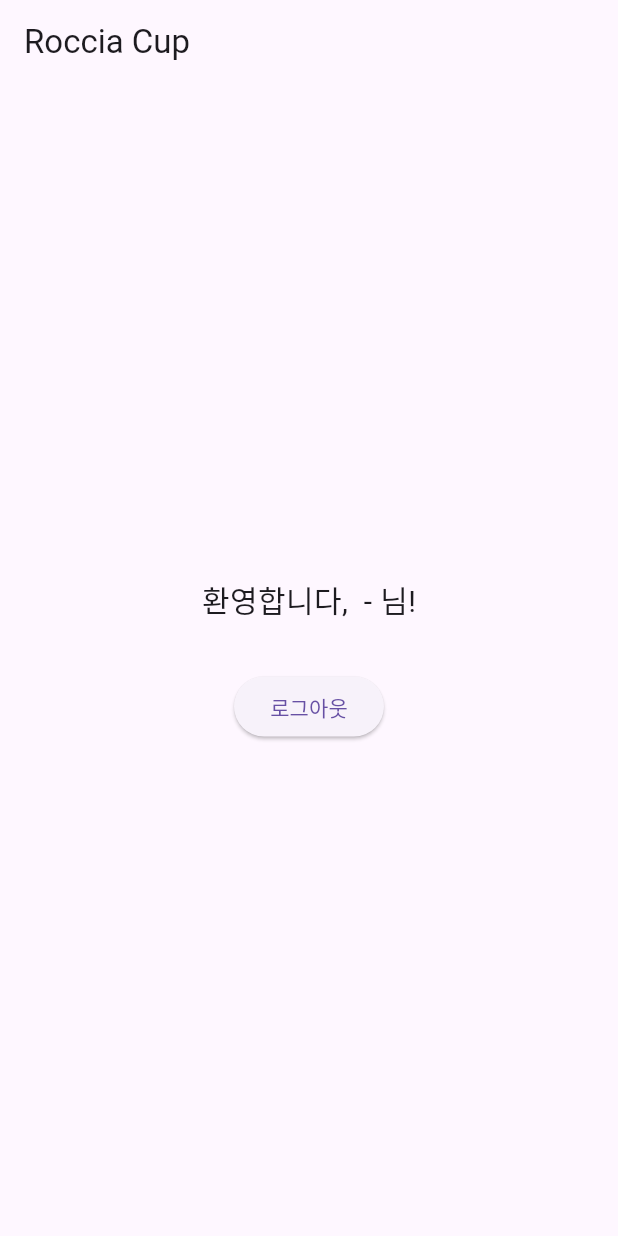
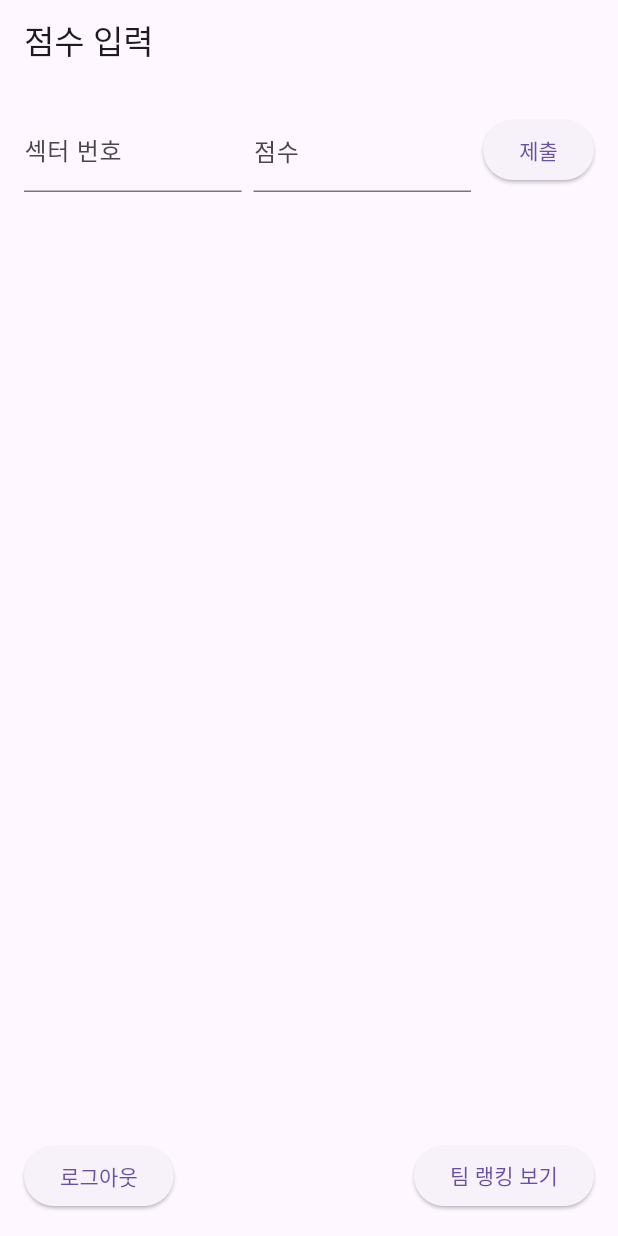
Before and after one commit to rmsckd1640/roccia_cup, a Flutter app: the HomeScreen screen opened directly, on a phone screen of 412 x 824 dp. Run offline on Flutter 3.47's test engine with Material 3 defaults, Android fonts, the phone set to English and light mode, and no system bars; our stand-ins replace shared_preferences; accounts and stored records are empty.

Commit message:
frontend: feat: 홈 화면 세팅

```diff
--- a/frontend/lib/screens/home_screen.dart
+++ b/frontend/lib/screens/home_screen.dart
@@ -2,20 +2,45 @@ import 'package:flutter/material.dart';
 import 'package:shared_preferences/shared_preferences.dart';
 import 'login_screen.dart';
 
-class HomeScreen extends StatelessWidget {
+class HomeScreen extends StatefulWidget {
   const HomeScreen({super.key});
 
-  Future<String> _getUserName() async {
-    final prefs = await SharedPreferences.getInstance();
-    final team = prefs.getString('teamName') ?? '';
-    final name = prefs.getString('userName') ?? '';
-    return '$team - $name';
+  @override
+  State<HomeScreen> createState() => _HomeScreenState();
+}
+
+class _HomeScreenState extends State<HomeScreen> {
+  final TextEditingController _sectorController = TextEditingController();
+  final TextEditingController _scoreController = TextEditingController();
+
+  List<Map<String, dynamic>> scoreList = [];
+
+  void _submitScore() {
+    final sector = _sectorController.text.trim();
+    final score = _scoreController.text.trim();
+
+    if (sector.isEmpty || score.isEmpty) return;
+
+    setState(() {
+      scoreList.add({
+        'sector': sector,
+        'score': score,
+      });
+    });
+
+    _sectorController.clear();
+    _scoreController.clear();
   }
 
-  void _logout(BuildContext context) async {
+  void _deleteScore(int index) {
+    setState(() {
+      scoreList.removeAt(index);
+    });
+  }
+
+  Future<void> _logout() async {
     final prefs = await SharedPreferences.getInstance();
-    await prefs.clear(); // 로그인 정보 삭제
-
+    await prefs.clear();
     Navigator.pushReplacement(
       context,
       MaterialPageRoute(builder: (_) => const LoginScreen()),
@@ -25,29 +50,67 @@ class HomeScreen extends StatelessWidget {
   @override
   Widget build(BuildContext context) {
     return Scaffold(
-      appBar: AppBar(title: const Text('Roccia Cup')),
-      body: Center(
-        child: FutureBuilder<String>(
-          future: _getUserName(),
-          builder: (context, snapshot) {
-            if (!snapshot.hasData) {
-              return const CircularProgressIndicator();
-            }
-            return Column(
-              mainAxisAlignment: MainAxisAlignment.center,
+      appBar: AppBar(title: const Text('점수 입력')),
+      body: Padding(
+        padding: const EdgeInsets.all(16),
+        child: Column(
+          children: [
+            Row(
               children: [
-                Text(
-                  '환영합니다, ${snapshot.data}님!',
-                  style: const TextStyle(fontSize: 20),
+                Expanded(
+                  child: TextField(
+                    controller: _sectorController,
+                    decoration: const InputDecoration(labelText: '섹터 번호'),
+                    keyboardType: TextInputType.number,
+                  ),
                 ),
-                const SizedBox(height: 32),
+                const SizedBox(width: 8),
+                Expanded(
+                  child: TextField(
+                    controller: _scoreController,
+                    decoration: const InputDecoration(labelText: '점수'),
+                    keyboardType: TextInputType.number,
+                  ),
+                ),
+                const SizedBox(width: 8),
                 ElevatedButton(
-                  onPressed: () => _logout(context),
+                  onPressed: _submitScore,
+                  child: const Text('제출'),
+                ),
+              ],
+            ),
+            const SizedBox(height: 24),
+            Expanded(
+              child: ListView.builder(
+                itemCount: scoreList.length,
+                itemBuilder: (context, index) {
+                  final item = scoreList[index];
+                  return ListTile(
+                    title: Text('섹터 ${item['sector']} - 점수: ${item['score']}'),
+                    trailing: IconButton(
+                      icon: const Icon(Icons.delete),
+                      onPressed: () => _deleteScore(index),
+                    ),
+                  );
+                },
+              ),
+            ),
+            Row(
+              mainAxisAlignment: MainAxisAlignment.spaceBetween,
+              children: [
+                ElevatedButton(
+                  onPressed: _logout,
                   child: const Text('로그아웃'),
                 ),
+                ElevatedButton(
+                  onPressed: () {
+                    // TODO: 팀 랭킹 화면으로 이동
+                  },
+                  child: const Text('팀 랭킹 보기'),
+                ),
               ],
-            );
-          },
+            ),
+          ],
         ),
       ),
     );
```
